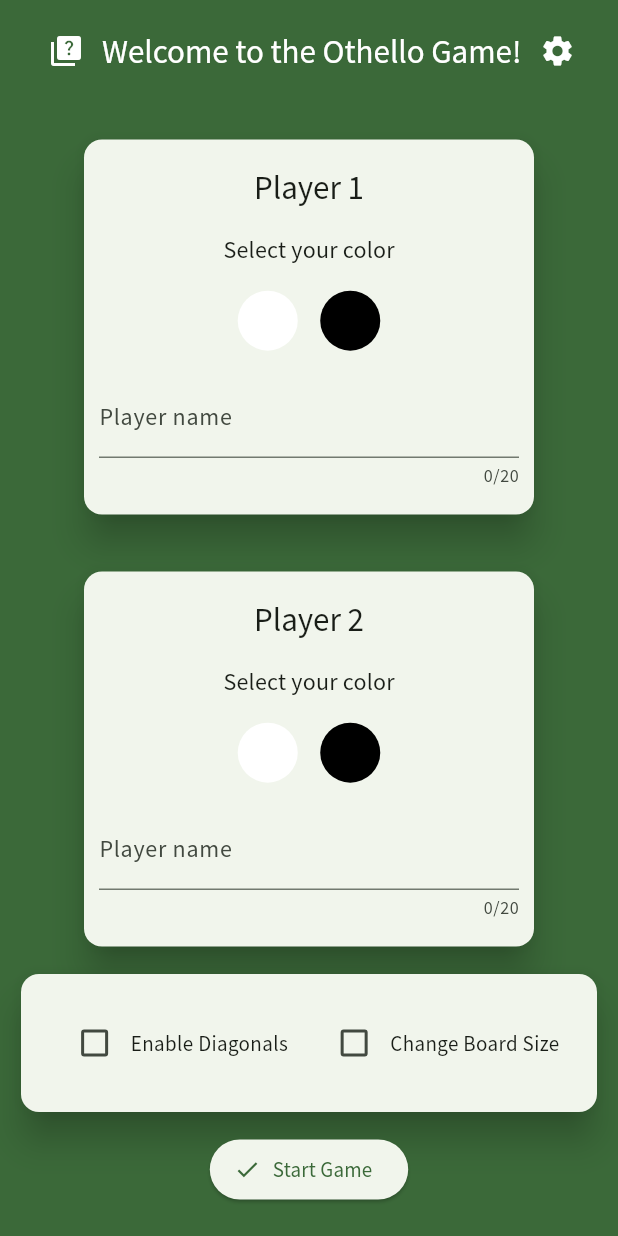
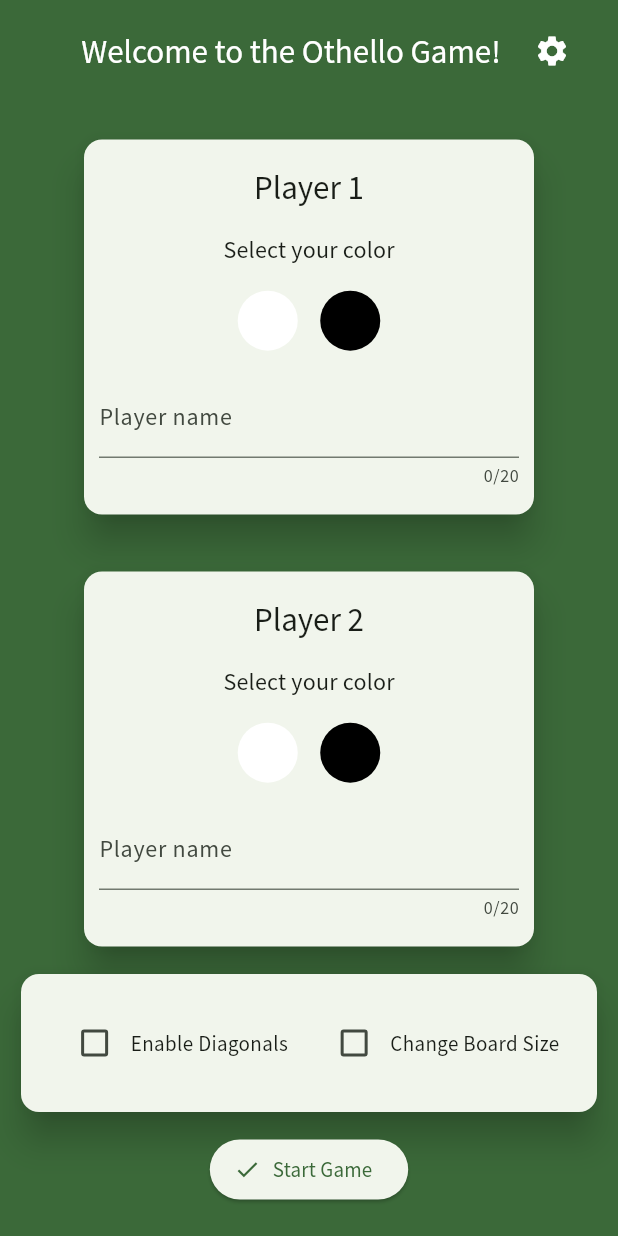
Before and after one commit to juan-hamon/Othello, a Flutter app: the screen it shows after launch, on a phone screen of 412 x 824 dp. Run offline on Flutter 3.47's test engine with Material 2 defaults, Android fonts, the phone set to English and light mode, and no system bars; our stand-ins replace flutter_riverpod, go_router; generated files the repository leaves out were written again.

Commit message:
UI Changes for the player card whenever is his/her turn, changed title colors in the game over dialog and disable home screen top-left button

```diff
--- a/lib/pages/game/widgets/dialogs/game_over_dialog.dart
+++ b/lib/pages/game/widgets/dialogs/game_over_dialog.dart
@@ -15,9 +15,9 @@ class GameOverDialog extends ConsumerWidget {
 
   Color obtainTitleColor(BuildContext context) {
     if (message.contains(AppLocalizations.of(context)!.lostKey)) {
-      return Colors.red;
+      return Theme.of(context).colorScheme.error;
     } else if (message.contains(AppLocalizations.of(context)!.winKey)) {
-      return Colors.green;
+      return Theme.of(context).colorScheme.surfaceTint;
     }
     return Colors.amber;
   }
--- a/lib/pages/game/widgets/ingame_player_card.dart
+++ b/lib/pages/game/widgets/ingame_player_card.dart
@@ -22,8 +22,8 @@ class InGamePlayerCard extends ConsumerWidget {
         decoration: BoxDecoration(
           borderRadius: BorderRadius.circular(10),
           border: Border.all(
-            color: player == currentPlayer ? player.color : Colors.transparent,
-            width: 2.0,
+            color: player == currentPlayer ? Colors.amber : Colors.transparent,
+            width: 2.5,
           ),
         ),
         constraints: const BoxConstraints(
--- a/lib/pages/home/view/home_page.dart
+++ b/lib/pages/home/view/home_page.dart
@@ -94,11 +94,7 @@ class HomePage extends ConsumerWidget {
               child: Row(
                 mainAxisAlignment: MainAxisAlignment.spaceBetween,
                 children: [
-                  IconButton(
-                    onPressed: () => {},
-                    icon: const Icon(Icons.quiz),
-                    color: Colors.white,
-                  ),
+                  const Icon(Icons.quiz, color: Colors.transparent),
                   Text(
                     AppLocalizations.of(context)!.mainTitle,
                     style: Theme.of(context)
```
